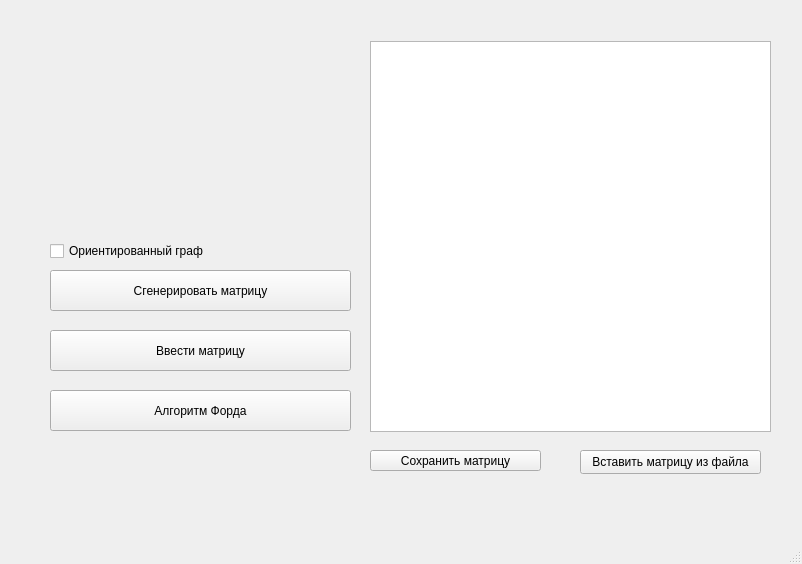
The window that mainwindow.ui (denisd1241/FinalKurs) describes before a commit, drawn with Qt 5.
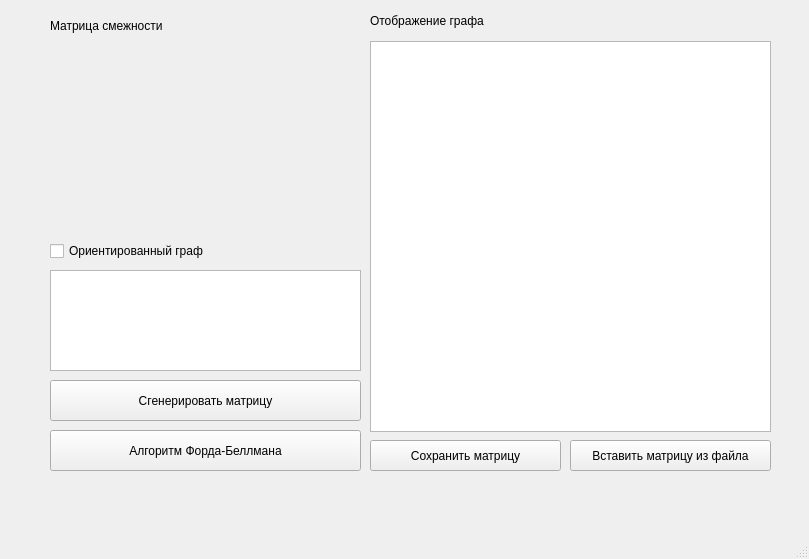
The same window after the commit.

Patch:
```diff
--- a/mainwindow.ui
+++ b/mainwindow.ui
@@ -6,8 +6,8 @@
    <rect>
     <x>0</x>
     <y>0</y>
-    <width>802</width>
-    <height>564</height>
+    <width>809</width>
+    <height>559</height>
    </rect>
   </property>
   <property name="windowTitle">
@@ -18,8 +18,8 @@
     <property name="geometry">
      <rect>
       <x>50</x>
-      <y>270</y>
-      <width>301</width>
+      <y>380</y>
+      <width>311</width>
       <height>41</height>
      </rect>
     </property>
@@ -48,19 +48,6 @@
      </rect>
     </property>
    </widget>
-   <widget class="QPushButton" name="enterMatrix">
-    <property name="geometry">
-     <rect>
-      <x>50</x>
-      <y>330</y>
-      <width>301</width>
-      <height>41</height>
-     </rect>
-    </property>
-    <property name="text">
-     <string>Ввести матрицу</string>
-    </property>
-   </widget>
    <widget class="QCheckBox" name="checkBox">
     <property name="geometry">
      <rect>
@@ -78,22 +65,22 @@
     <property name="geometry">
      <rect>
       <x>50</x>
-      <y>390</y>
-      <width>301</width>
+      <y>430</y>
+      <width>311</width>
       <height>41</height>
      </rect>
     </property>
     <property name="text">
-     <string>Алгоритм Форда</string>
+     <string>Алгоритм Форда-Беллмана</string>
     </property>
    </widget>
    <widget class="QPushButton" name="save">
     <property name="geometry">
      <rect>
       <x>370</x>
-      <y>450</y>
-      <width>171</width>
-      <height>21</height>
+      <y>440</y>
+      <width>191</width>
+      <height>31</height>
      </rect>
     </property>
     <property name="text">
@@ -103,16 +90,52 @@
    <widget class="QPushButton" name="paste_button">
     <property name="geometry">
      <rect>
-      <x>580</x>
-      <y>450</y>
-      <width>181</width>
-      <height>24</height>
+      <x>570</x>
+      <y>440</y>
+      <width>201</width>
+      <height>31</height>
      </rect>
     </property>
     <property name="text">
      <string>Вставить матрицу из файла</string>
     </property>
    </widget>
+   <widget class="QListView" name="listView">
+    <property name="geometry">
+     <rect>
+      <x>50</x>
+      <y>270</y>
+      <width>311</width>
+      <height>101</height>
+     </rect>
+    </property>
+   </widget>
+   <widget class="QLabel" name="label">
+    <property name="geometry">
+     <rect>
+      <x>50</x>
+      <y>15</y>
+      <width>121</width>
+      <height>21</height>
+     </rect>
+    </property>
+    <property name="text">
+     <string>Матрица смежности</string>
+    </property>
+   </widget>
+   <widget class="QLabel" name="label_2">
+    <property name="geometry">
+     <rect>
+      <x>370</x>
+      <y>10</y>
+      <width>131</width>
+      <height>21</height>
+     </rect>
+    </property>
+    <property name="text">
+     <string>Отображение графа</string>
+    </property>
+   </widget>
   </widget>
   <widget class="QMenuBar" name="menubar">
    <property name="geometry">
```
Left out of the diff: 2 changed lines with no effect on the pictures.
